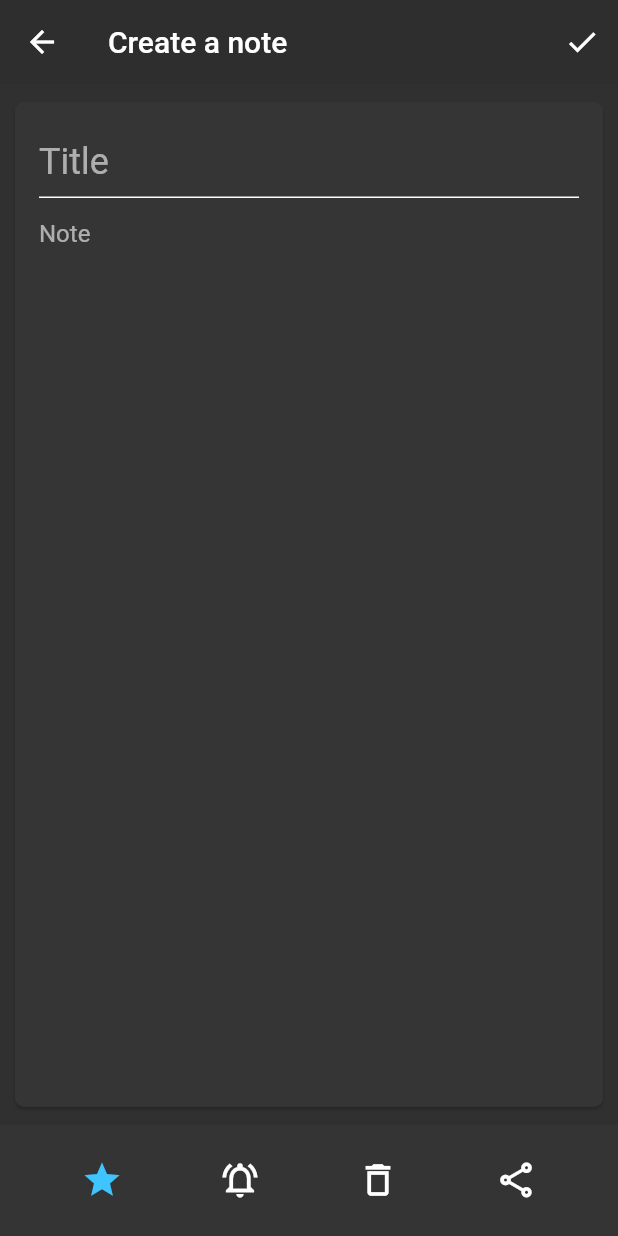
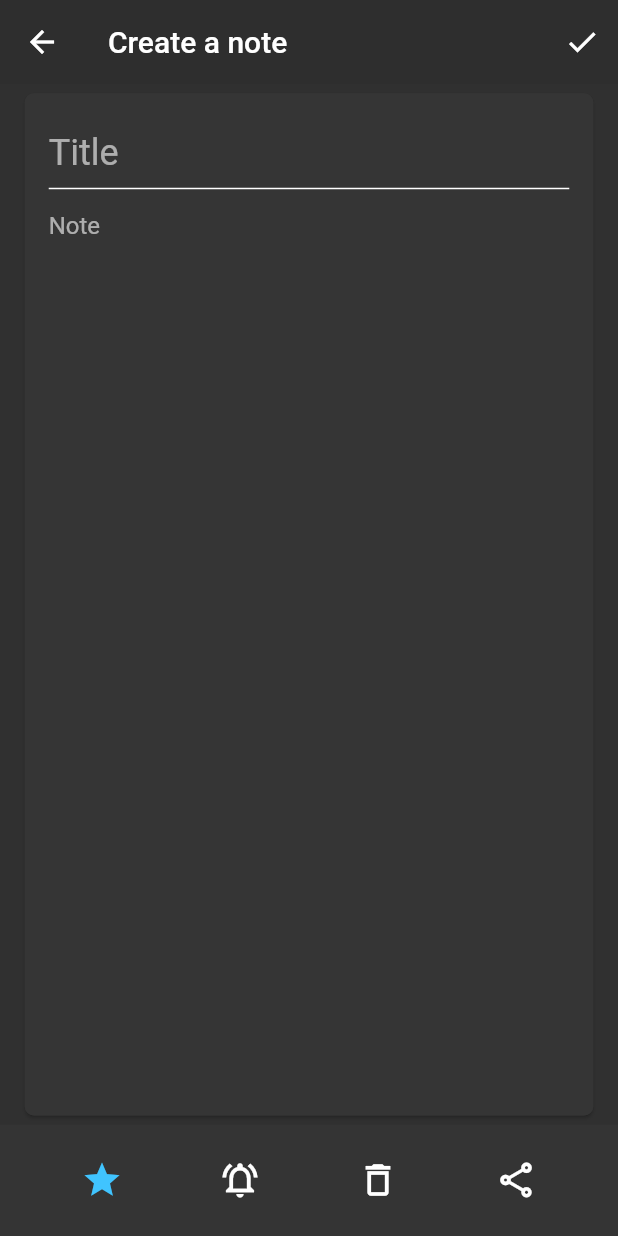
Before and after one commit to myidispg/notenow, a Flutter app: the screen it shows after launch, scrolled down 139 dp, after a tap on the "add" icon, on a phone screen of 412 x 824 dp. Run offline on Flutter 3.47's test engine with Material 2 defaults, Android fonts, the phone set to English and light mode, and no system bars.

Commit message:
Fixed keyboard causing overflow error on note screen in landscape mode.

```diff
--- a/lib/screens/home_screen.dart
+++ b/lib/screens/home_screen.dart
@@ -85,37 +85,35 @@ class _HomeScreenState extends State<HomeScreen> {
     });
   }
 
-  StaggeredTile getStaggeredTile(int index) {
-    /// Need to decide the grid tile length based on text length.
-    /// The current layout looks good for 7 lines of text.
-    /// Max extent for 7 lines is 2.2 and min for 1 line is 0.95
-    double linesByCharCount = notes.getNote(index).noteContent.length /
-        22; // This is the number of lines that the note is expected to occupy.
-    int expectedLinesToOccupy = ((linesByCharCount * 100).toInt() % 100) <= 40
-        ? linesByCharCount.floor()
-        : linesByCharCount.ceil();
-
-    // final textSpan = TextSpan(text: notes[index], style: kNoteBoxNoteStyle);
-    // final textPainter =
-    //     TextPainter(text: textSpan, textDirection: TextDirection.ltr);
-    // textPainter.layout(maxWidth: widgetContext.size.width);
-    // print(textPainter.computeLineMetrics().length);
-
-    print(
-        'GridView Log - Index: $index, Length/22: $expectedLinesToOccupy, exact: $linesByCharCount');
-
-    return StaggeredTile.fit(2);
-
-    if (expectedLinesToOccupy == 1) return StaggeredTile.count(2, 0.88);
-    if (expectedLinesToOccupy == 2) return StaggeredTile.count(2, 1.08);
-    if (expectedLinesToOccupy == 3) return StaggeredTile.count(2, 1.18);
-    if (expectedLinesToOccupy == 4) return StaggeredTile.count(2, 1.20);
-    if (expectedLinesToOccupy == 5) return StaggeredTile.count(2, 1.5);
-    if (expectedLinesToOccupy == 6) return StaggeredTile.count(2, 1.68);
-    if (expectedLinesToOccupy == 7) return StaggeredTile.count(2, 1.85);
-
-    return StaggeredTile.count(2, 2.05); // If lines more than 7
-  }
+  // StaggeredTile getStaggeredTile(int index) {
+  //   /// Need to decide the grid tile length based on text length.
+  //   /// The current layout looks good for 7 lines of text.
+  //   /// Max extent for 7 lines is 2.2 and min for 1 line is 0.95
+  //   double linesByCharCount = notes.getNote(index).noteContent.length /
+  //       22; // This is the number of lines that the note is expected to occupy.
+  //   int expectedLinesToOccupy = ((linesByCharCount * 100).toInt() % 100) <= 40
+  //       ? linesByCharCount.floor()
+  //       : linesByCharCount.ceil();
+  //
+  //   // final textSpan = TextSpan(text: notes[index], style: kNoteBoxNoteStyle);
+  //   // final textPainter =
+  //   //     TextPainter(text: textSpan, textDirection: TextDirection.ltr);
+  //   // textPainter.layout(maxWidth: widgetContext.size.width);
+  //   // print(textPainter.computeLineMetrics().length);
+  //
+  //   print(
+  //       'GridView Log - Index: $index, Length/22: $expectedLinesToOccupy, exact: $linesByCharCount');
+  //
+  //   if (expectedLinesToOccupy == 1) return StaggeredTile.count(2, 0.88);
+  //   if (expectedLinesToOccupy == 2) return StaggeredTile.count(2, 1.08);
+  //   if (expectedLinesToOccupy == 3) return StaggeredTile.count(2, 1.18);
+  //   if (expectedLinesToOccupy == 4) return StaggeredTile.count(2, 1.20);
+  //   if (expectedLinesToOccupy == 5) return StaggeredTile.count(2, 1.5);
+  //   if (expectedLinesToOccupy == 6) return StaggeredTile.count(2, 1.68);
+  //   if (expectedLinesToOccupy == 7) return StaggeredTile.count(2, 1.85);
+  //
+  //   return StaggeredTile.count(2, 2.05); // If lines more than 7
+  // }
 
   @override
   void initState() {
@@ -189,12 +187,12 @@ class _HomeScreenState extends State<HomeScreen> {
                     child: NoteBox(
                       title: notes.getNote(index).noteTitle,
                       text: notes.getNote(index).noteContent,
-                            labelColor:
-                                kLabelToColor[notes.getNote(index).noteLabel],
+                      labelColor: kLabelToColor[notes.getNote(index).noteLabel],
                     ),
                   ),
                 ),
-                  staggeredTileBuilder: getStaggeredTile),
+                staggeredTileBuilder: (int index) => StaggeredTile.fit(2),
+              ),
             ),
           ],
         ),
--- a/lib/screens/note_screen.dart
+++ b/lib/screens/note_screen.dart
@@ -41,6 +41,7 @@ class _NoteScreenState extends State<NoteScreen> {
   @override
   Widget build(BuildContext context) {
     double deviceHeight = MediaQuery.of(context).size.height;
+    double deviceWidth = MediaQuery.of(context).size.width;
 
     return Scaffold(
       appBar: AppBar(
@@ -70,12 +71,21 @@ class _NoteScreenState extends State<NoteScreen> {
         ],
       ),
       body: SafeArea(
+        child: SingleChildScrollView(
+          child: ConstrainedBox(
+            constraints: BoxConstraints(
+              minHeight: deviceHeight -
+                  (MediaQuery.of(context).padding.top + kToolbarHeight),
+            ),
+            child: IntrinsicHeight(
               child: Column(
                 mainAxisAlignment: MainAxisAlignment.spaceBetween,
                 children: [
                   Expanded(
                     child: Container(
-                padding: EdgeInsets.symmetric(horizontal: 10, vertical: 12),
+                      padding: EdgeInsets.symmetric(
+                          horizontal: deviceHeight * 0.02,
+                          vertical: deviceWidth * 0.015),
                       child: Hero(
                         tag: this.widget.heroTag,
                         child: NoteWritingSection(
@@ -92,6 +102,9 @@ class _NoteScreenState extends State<NoteScreen> {
                     deleteNoteCallback: widget.deleteNoteCallback,
                   )
                 ],
+              ),
+            ),
+          ),
         ),
       ),
     );
--- a/lib/widgets/note_box.dart
+++ b/lib/widgets/note_box.dart
@@ -14,6 +14,7 @@ class NoteBox extends StatelessWidget {
       elevation: 4,
       borderRadius: BorderRadius.circular(6),
       child: Container(
+        clipBehavior: Clip.antiAlias,
         padding: EdgeInsets.all(10.0),
         decoration: BoxDecoration(
           border: Border.all(color: Colors.grey, width: 0.5),
@@ -36,12 +37,16 @@ class NoteBox extends StatelessWidget {
                         color: labelColor,
                         size: 14,
                       ),
-                      Padding(
-                        padding: const EdgeInsets.symmetric(horizontal: 6),
-                        child: Text(this.title ?? "Note",
-                            style: kNoteBoxNoteStyle,
-                            overflow: TextOverflow.ellipsis),
-                      )
+                      Flexible(
+                        child: Padding(
+                          padding: EdgeInsets.symmetric(horizontal: 6),
+                          child: Text(this.title ?? "Note",
+                              maxLines: 1,
+                              style: kNoteBoxNoteStyle,
+                              overflow: TextOverflow.ellipsis,
+                              textAlign: TextAlign.start),
+                        ),
+                      ),
                     ],
                   ),
                 ),
--- a/lib/widgets/note_writing_section.dart
+++ b/lib/widgets/note_writing_section.dart
@@ -45,7 +45,6 @@ class _NoteWritingSectionState extends State<NoteWritingSection> {
           borderRadius: BorderRadius.circular(6),
         ),
         child: Column(
-          mainAxisSize: MainAxisSize.max,
           children: [
             TextField(
               controller: _titleController,
```
Lines whose indentation alone changed are shown as unchanged.
